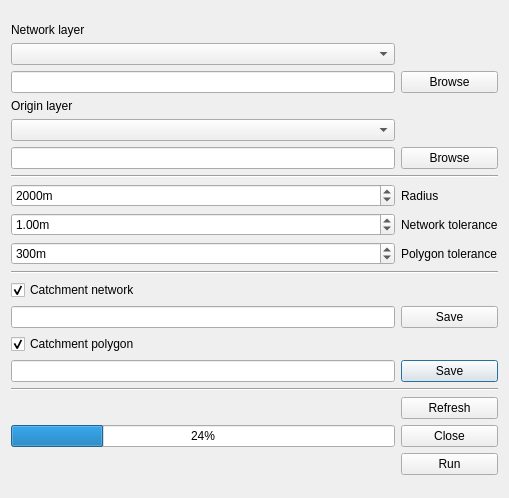
This is metric_catchment_analyser_dialog_base.ui in spacesyntax/MetricCatchmentAnalyser as Qt 5 draws it before an edit. The edited form follows.
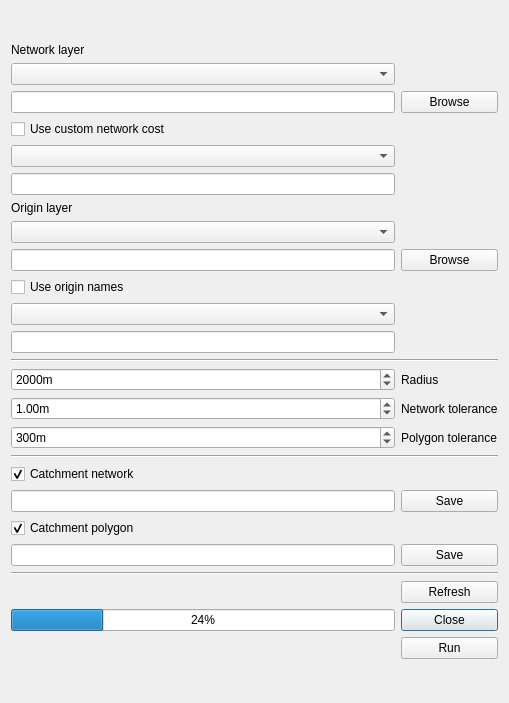
This is the edited form.

Commit message: Included custom cost and removed shapely independence

```diff
--- a/metric_catchment_analyser_dialog_base.ui
+++ b/metric_catchment_analyser_dialog_base.ui
@@ -7,7 +7,7 @@
     <x>0</x>
     <y>0</y>
     <width>509</width>
-    <height>498</height>
+    <height>703</height>
    </rect>
   </property>
   <property name="sizePolicy">
@@ -28,13 +28,16 @@
   <layout class="QGridLayout" name="gridLayout_2">
    <item row="0" column="0">
     <layout class="QGridLayout" name="gridLayout">
-     <item row="13" column="1">
-      <widget class="QLabel" name="label_5">
+     <item row="28" column="1">
+      <widget class="QPushButton" name="close_mca">
        <property name="text">
-        <string>Polygon tolerance</string>
+        <string>Close</string>
        </property>
       </widget>
      </item>
+     <item row="13" column="0">
+      <widget class="QLineEdit" name="name_column"/>
+     </item>
      <item row="3" column="0">
       <widget class="QComboBox" name="choose_network">
        <property name="sizePolicy">
@@ -45,14 +48,21 @@
        </property>
       </widget>
      </item>
-     <item row="11" column="1">
+     <item row="18" column="1">
+      <widget class="QLabel" name="label_5">
+       <property name="text">
+        <string>Polygon tolerance</string>
+       </property>
+      </widget>
+     </item>
+     <item row="16" column="1">
       <widget class="QLabel" name="label">
        <property name="text">
         <string>Network tolerance</string>
        </property>
       </widget>
      </item>
-     <item row="11" column="0">
+     <item row="16" column="0">
       <widget class="QDoubleSpinBox" name="network_tolerance">
        <property name="suffix">
         <string>m</string>
@@ -68,10 +78,10 @@
        </property>
       </widget>
      </item>
-     <item row="16" column="0">
+     <item row="21" column="0">
       <widget class="QLineEdit" name="path_output_network"/>
      </item>
-     <item row="7" column="0">
+     <item row="9" column="0">
       <widget class="QComboBox" name="choose_origins">
        <property name="sizePolicy">
         <sizepolicy hsizetype="Minimum" vsizetype="Fixed">
@@ -81,14 +91,14 @@
        </property>
       </widget>
      </item>
-     <item row="19" column="1">
+     <item row="24" column="1">
       <widget class="QPushButton" name="browse_output_polygon">
        <property name="text">
         <string>Save</string>
        </property>
       </widget>
      </item>
-     <item row="17" column="0">
+     <item row="22" column="0">
       <widget class="QCheckBox" name="check_polygon">
        <property name="text">
         <string>Catchment polygon</string>
@@ -98,21 +108,21 @@
        </property>
       </widget>
      </item>
-     <item row="16" column="1">
+     <item row="21" column="1">
       <widget class="QPushButton" name="browse_output_network">
        <property name="text">
         <string>Save</string>
        </property>
       </widget>
      </item>
-     <item row="14" column="0" colspan="2">
+     <item row="19" column="0" colspan="2">
       <widget class="Line" name="line_2">
        <property name="orientation">
         <enum>Qt::Horizontal</enum>
        </property>
       </widget>
      </item>
-     <item row="9" column="0" colspan="2">
+     <item row="14" column="0" colspan="2">
       <widget class="Line" name="line">
        <property name="sizePolicy">
         <sizepolicy hsizetype="MinimumExpanding" vsizetype="Fixed">
@@ -125,24 +135,24 @@
        </property>
       </widget>
      </item>
-     <item row="24" column="1">
+     <item row="29" column="1">
       <widget class="QPushButton" name="run_mca">
        <property name="text">
         <string>Run</string>
        </property>
       </widget>
      </item>
-     <item row="19" column="0">
+     <item row="24" column="0">
       <widget class="QLineEdit" name="path_output_polygon"/>
      </item>
-     <item row="10" column="1">
+     <item row="15" column="1">
       <widget class="QLabel" name="label_4">
        <property name="text">
         <string>Radius</string>
        </property>
       </widget>
      </item>
-     <item row="15" column="0">
+     <item row="20" column="0">
       <widget class="QCheckBox" name="check_network">
        <property name="text">
         <string>Catchment network</string>
@@ -165,14 +175,7 @@
        </property>
       </widget>
      </item>
-     <item row="23" column="1">
-      <widget class="QPushButton" name="close_mca">
-       <property name="text">
-        <string>Close</string>
-       </property>
-      </widget>
-     </item>
-     <item row="6" column="0">
+     <item row="8" column="0">
       <widget class="QLabel" name="origin_layer">
        <property name="sizePolicy">
         <sizepolicy hsizetype="Minimum" vsizetype="Fixed">
@@ -185,34 +188,34 @@
        </property>
       </widget>
      </item>
-     <item row="8" column="1">
-      <widget class="QPushButton" name="browse_input_origins">
-       <property name="text">
-        <string>Browse</string>
-       </property>
-      </widget>
-     </item>
-     <item row="4" column="1">
-      <widget class="QPushButton" name="browse_input_network">
-       <property name="text">
-        <string>Browse</string>
-       </property>
-      </widget>
-     </item>
-     <item row="8" column="0">
+     <item row="10" column="0">
       <widget class="QLineEdit" name="path_input_origins"/>
      </item>
+     <item row="10" column="1">
+      <widget class="QPushButton" name="browse_input_origins">
+       <property name="text">
+        <string>Browse</string>
+       </property>
+      </widget>
+     </item>
      <item row="4" column="0">
       <widget class="QLineEdit" name="path_input_network"/>
      </item>
-     <item row="20" column="0" colspan="2">
+     <item row="4" column="1">
+      <widget class="QPushButton" name="browse_input_network">
+       <property name="text">
+        <string>Browse</string>
+       </property>
+      </widget>
+     </item>
+     <item row="25" column="0" colspan="2">
       <widget class="Line" name="line_3">
        <property name="orientation">
         <enum>Qt::Horizontal</enum>
        </property>
       </widget>
      </item>
-     <item row="13" column="0">
+     <item row="18" column="0">
       <widget class="QSpinBox" name="polygon_tolerance">
        <property name="suffix">
         <string>m</string>
@@ -228,7 +231,7 @@
        </property>
       </widget>
      </item>
-     <item row="10" column="0">
+     <item row="15" column="0">
       <widget class="QSpinBox" name="radius">
        <property name="suffix">
         <string>m</string>
@@ -244,20 +247,43 @@
        </property>
       </widget>
      </item>
-     <item row="22" column="1">
-      <widget class="QPushButton" name="refresh_mca">
-       <property name="text">
-        <string>Refresh</string>
-       </property>
-      </widget>
-     </item>
-     <item row="23" column="0">
+     <item row="28" column="0">
       <widget class="QProgressBar" name="progress_mca">
        <property name="value">
         <number>24</number>
        </property>
       </widget>
      </item>
+     <item row="27" column="1">
+      <widget class="QPushButton" name="refresh_mca">
+       <property name="text">
+        <string>Refresh</string>
+       </property>
+      </widget>
+     </item>
+     <item row="12" column="0">
+      <widget class="QComboBox" name="choose_name"/>
+     </item>
+     <item row="11" column="0">
+      <widget class="QCheckBox" name="check_name">
+       <property name="text">
+        <string>Use origin names</string>
+       </property>
+      </widget>
+     </item>
+     <item row="6" column="0">
+      <widget class="QComboBox" name="choose_cost"/>
+     </item>
+     <item row="5" column="0">
+      <widget class="QCheckBox" name="check_cost">
+       <property name="text">
+        <string>Use custom network cost</string>
+       </property>
+      </widget>
+     </item>
+     <item row="7" column="0">
+      <widget class="QLineEdit" name="cost_column"/>
+     </item>
     </layout>
    </item>
   </layout>
```
The commit also changes 4 other files.
